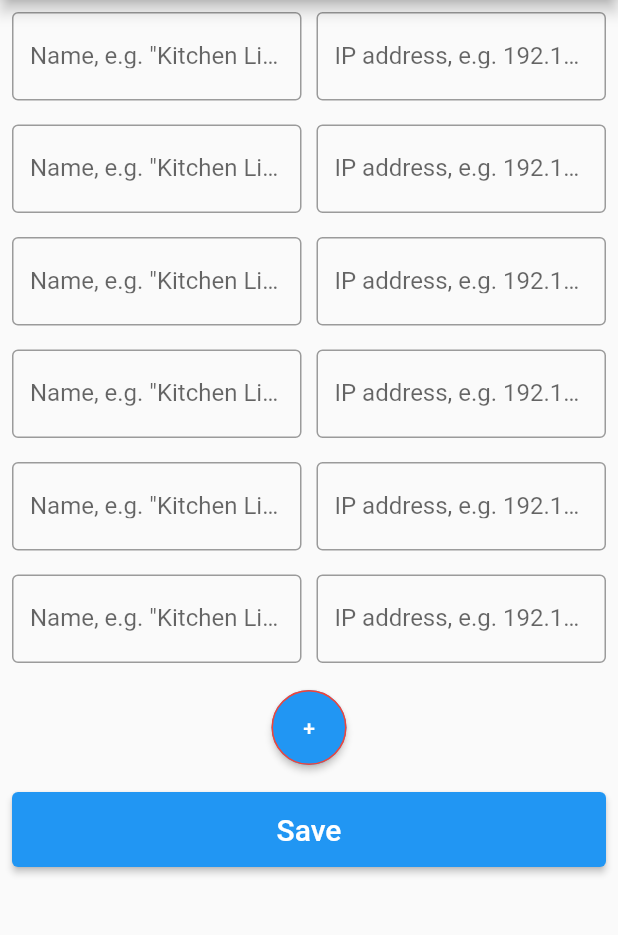
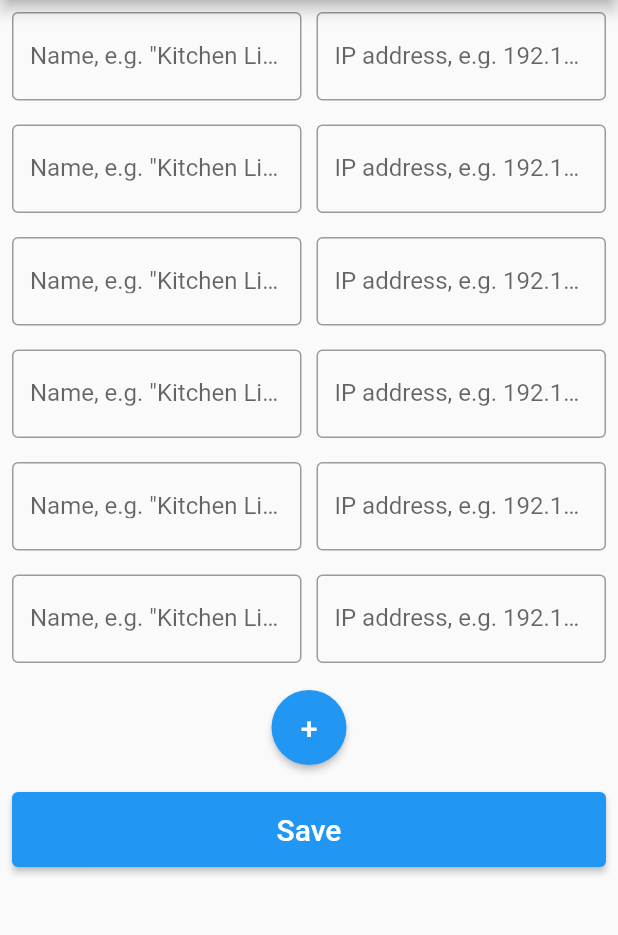
Before and after one commit to jrhahn/flutter_light_control, a Flutter app: the LightSetupScreen screen opened by its route, on a phone screen of 412 x 824 dp, the part 84-1019 px from its top. Run offline on Flutter 3.47's test engine with Material 2 defaults, Android fonts, the phone set to English and light mode, and no system bars; our stand-ins replace shared_preferences; missing offline and left inert: dart:html; accounts and stored records are empty.

Commit message:
layout add light

```diff
--- a/lib/screen/set_up_light.dart
+++ b/lib/screen/set_up_light.dart
@@ -215,14 +215,11 @@ class _LightSetupScreenState extends State<LightSetupScreen> {
             onPressed: () {
               _addLightConfiguration();
             },
-            child: const Text('+'),
+            child: const Text('+', style: TextStyle(fontSize: 20)),
             style: ButtonStyle(
                 shape: MaterialStateProperty.all<RoundedRectangleBorder>(
                     RoundedRectangleBorder(
               borderRadius: BorderRadius.circular(25.0),
-              side: const BorderSide(
-                color: Colors.red,
-              ),
             ))))));
 
     widgets.add(Container(
```
